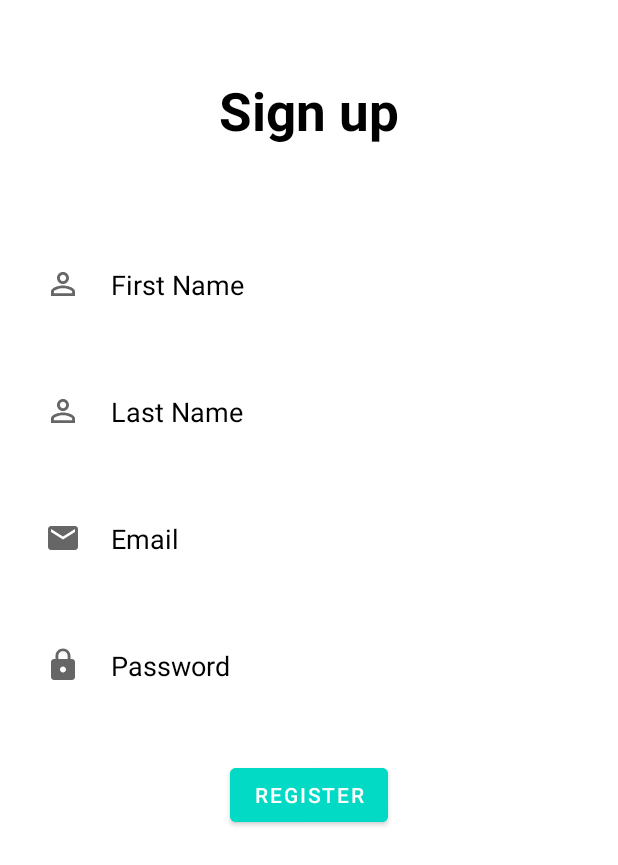
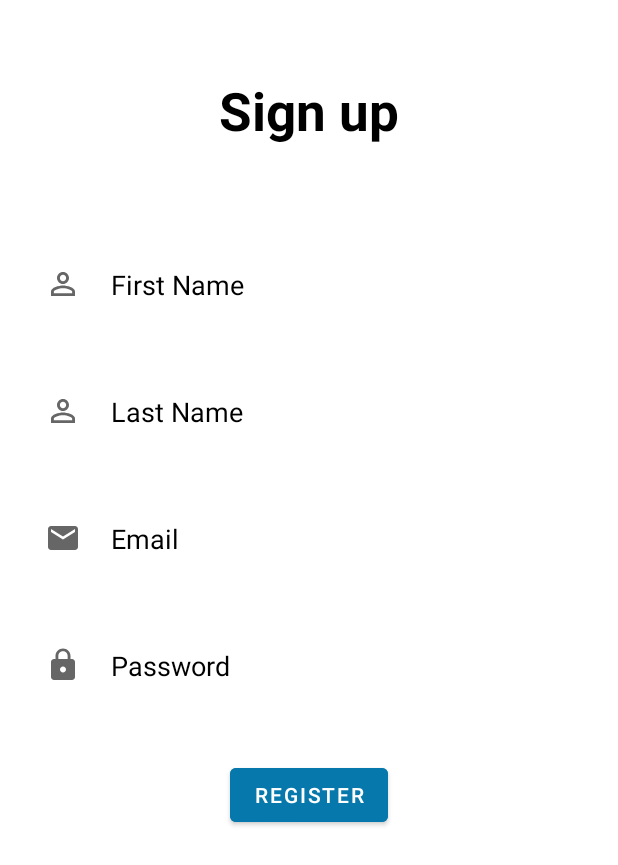
Before and after one commit to eduardnica/MedApp, an Android app: the RegisterActivity screen opened directly, with no data from a screen before it, on a phone screen of 412 x 824 dp. Shown: the top 865 px of the screen. Run offline under Robolectric (Android 15) with nearby library versions, the phone set to English and light mode, and no system bars; our stand-ins replace Firebase (no records; nobody signed in at launch, a user with empty details on screens opened directly).

Commit message:
changed colors (myColor)

```diff
--- a/app/src/main/res/layout/activity_login.xml
+++ b/app/src/main/res/layout/activity_login.xml
@@ -53,7 +53,7 @@
         android:id="@+id/btnLogin"
         android:layout_below="@id/password"
         android:text="LOGIN"
-        android:backgroundTint="@color/design_default_color_secondary"
+        android:backgroundTint="@color/myColor"
         android:layout_centerHorizontal="true"
         android:layout_margin="20dp"
         />
@@ -74,7 +74,7 @@
         android:id="@+id/register"
         android:layout_below="@id/forgotpass"
         android:text="Register"
-        android:textColor="@color/teal_200"
+        android:textColor="@color/myColor"
         android:layout_centerHorizontal="true"
         android:layout_margin="5px"/>
 
--- a/app/src/main/res/layout/activity_register.xml
+++ b/app/src/main/res/layout/activity_register.xml
@@ -82,7 +82,7 @@
         android:id="@+id/btnRegister"
         android:layout_below="@id/password"
         android:text="REGISTER"
-        android:backgroundTint="@color/design_default_color_secondary"
+        android:backgroundTint="@color/myColor"
         android:layout_centerHorizontal="true"
         android:layout_margin="20dp"
         />
--- a/app/src/main/res/values-night/themes.xml
+++ b/app/src/main/res/values-night/themes.xml
@@ -10,7 +10,7 @@
         <item name="colorSecondaryVariant">@color/teal_200</item>
         <item name="colorOnSecondary">@color/black</item>
         <!-- Status bar color. -->
-        <item name="android:statusBarColor" tools:targetApi="l">?attr/colorPrimaryVariant</item>
+        <item name="android:statusBarColor" tools:targetApi="l">@color/myColor</item>
         <!-- Customize your theme here. -->
     </style>
 </resources>
--- a/app/src/main/res/values/colors.xml
+++ b/app/src/main/res/values/colors.xml
@@ -7,4 +7,5 @@
     <color name="teal_700">#FF018786</color>
     <color name="black">#FF000000</color>
     <color name="white">#FFFFFFFF</color>
+    <color name="myColor">#0678AC</color>
 </resources>
--- a/app/src/main/res/values/themes.xml
+++ b/app/src/main/res/values/themes.xml
@@ -10,7 +10,7 @@
         <item name="colorSecondaryVariant">@color/teal_700</item>
         <item name="colorOnSecondary">@color/black</item>
         <!-- Status bar color. -->
-        <item name="android:statusBarColor" tools:targetApi="l">?attr/colorSecondary</item>
+        <item name="android:statusBarColor" tools:targetApi="l">@color/myColor</item>
         <!-- Customize your theme here. -->
     </style>
 </resources>
```
Also changed, not shown: app/src/main/res/drawable/settings.xml (added, +10 -0 lines), app/src/main/res/layout/activity_first.xml (+19 -0 lines), app/src/main/res/menu/menu.xml (added, +13 -0 lines).
